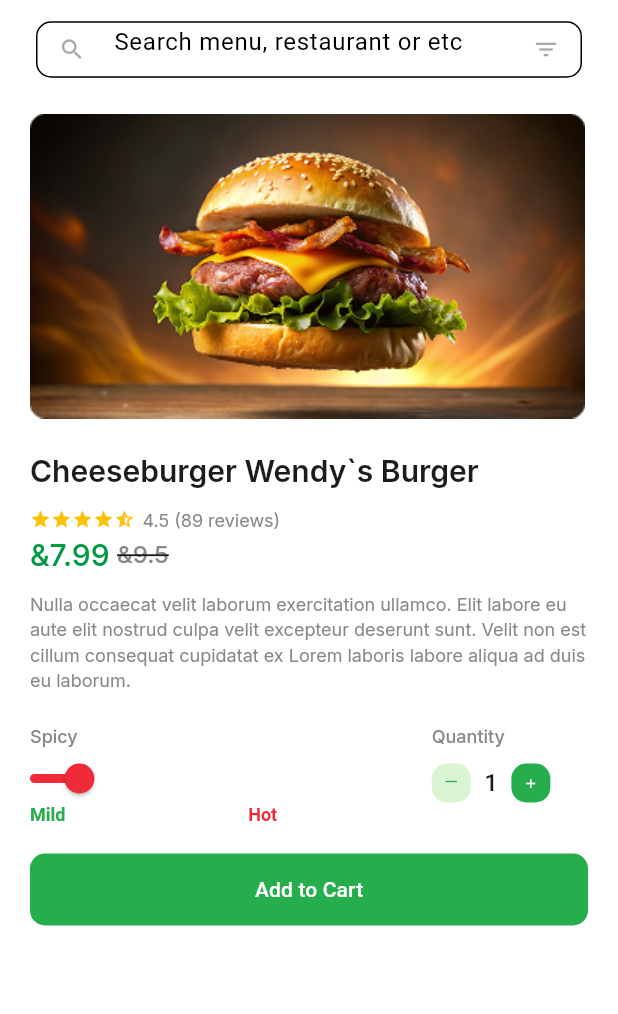
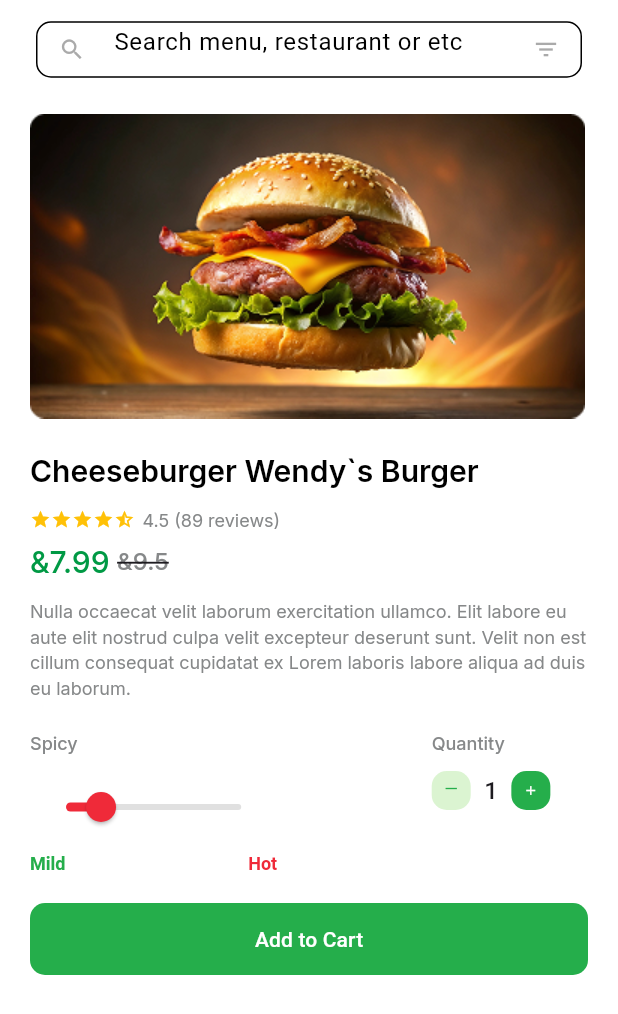
Before and after one commit to nadaAlraei/capstone, a Flutter app: the ProductDetailsScreen screen opened directly, on a phone screen of 412 x 824 dp. Shown: the top 1014 px of the screen. Run offline on Flutter 3.47's test engine with Material 3 defaults, Android fonts, the phone set to English and light mode, and no system bars; our stand-ins replace carousel_slider, geolocator, google_maps_flutter, pin_code_fields, shared_preferences, sizer and 2 more; missing offline and left inert: date_format_field; accounts and stored records are empty; generated files the repository leaves out were written again; Roboto replaces fonts that are missing (Poppins-Regular).

Commit message:
dark and light

```diff
--- a/lib/view/screen/product_details_screen.dart
+++ b/lib/view/screen/product_details_screen.dart
@@ -16,13 +16,24 @@ class ProductDetailsScreen extends StatefulWidget {
 class _ProductDetailsScreenState extends State<ProductDetailsScreen> {
   TextEditingController search = TextEditingController();
   double _currentSliderPrimaryValue = 0.2;
+
   @override
   Widget build(BuildContext context) {
+    final theme = Theme.of(context);
+    final isDarkMode = theme.brightness == Brightness.dark;
+    final backgroundColor = isDarkMode ? Colors.grey[900] : Colors.white;
+    final textColor = isDarkMode ? Colors.white : Colors.black;
+    final secondaryTextColor = isDarkMode ? Colors.grey[400] : Color.fromARGB(255, 134, 136, 137);
+    final cardColor = isDarkMode ? Colors.grey[800] : Colors.white;
+
     return Scaffold(
-      backgroundColor: Colors.white,
-
-      appBar:  AppBar(
-        backgroundColor: Colors.white,
+      backgroundColor: backgroundColor,
+      appBar: AppBar(
+        backgroundColor: backgroundColor,
+        elevation: 0,
+        iconTheme: IconThemeData(
+          color: isDarkMode ? Colors.white : Colors.black,
+        ),
         title: SearchBoxWidget(),
       ),
       body: SingleChildScrollView(
@@ -32,32 +43,75 @@ class _ProductDetailsScreenState extends State<ProductDetailsScreen> {
           child: Column(
             crossAxisAlignment: CrossAxisAlignment.start,
             children: [
-              Image.asset('assets/images/productDetailsImage.png'),
+              Container(
+                decoration: BoxDecoration(
+                  borderRadius: BorderRadius.circular(12),
+                  color: cardColor,
+                ),
+                child: Image.asset(
+                  'assets/images/productDetailsImage.png',
+                ),
+              ),
               SizedBox(height: 20),
-              TextWidget(text: AppLocalizations.of(context)!.product_name, fontWeight: FontWeight.w600, fontSize: 20, fontFamily: 'Inter', letterSpacing: 0,),
+              TextWidget(
+                text: AppLocalizations.of(context)!.product_name,
+                fontWeight: FontWeight.w600,
+                fontSize: 20,
+                fontFamily: 'Inter',
+                letterSpacing: 0,
+                fontColor: textColor,
+              ),
               SizedBox(height: 10),
               Row(
                 children: [
-                  Icon(Icons.star,color: Color.fromARGB(255,255, 193, 7),size: 14,),
-                  Icon(Icons.star,color: Color.fromARGB(255,255, 193, 7),size: 14,),
-                  Icon(Icons.star,color: Color.fromARGB(255,255, 193, 7),size: 14,),
-                  Icon(Icons.star,color: Color.fromARGB(255,255, 193, 7),size: 14,),
-                  Icon(Icons.star_half,color: Color.fromARGB(255,255, 193, 7),size: 14,),
+                  Icon(Icons.star, color: Color.fromARGB(255, 255, 193, 7), size: 14),
+                  Icon(Icons.star, color: Color.fromARGB(255, 255, 193, 7), size: 14),
+                  Icon(Icons.star, color: Color.fromARGB(255, 255, 193, 7), size: 14),
+                  Icon(Icons.star, color: Color.fromARGB(255, 255, 193, 7), size: 14),
+                  Icon(Icons.star_half, color: Color.fromARGB(255, 255, 193, 7), size: 14),
                   SizedBox(width: 5),
-                  TextWidget(text: '4.5 (89 reviews)', fontWeight: FontWeight.w400, fontSize: 12, fontFamily: 'Inter', letterSpacing: 0,fontColor: Color.fromARGB(255,134, 136, 137),),
-
+                  TextWidget(
+                    text: '4.5 (89 reviews)',
+                    fontWeight: FontWeight.w400,
+                    fontSize: 12,
+                    fontFamily: 'Inter',
+                    letterSpacing: 0,
+                    fontColor: secondaryTextColor,
+                  ),
                 ],
               ),
+              SizedBox(height: 5),
               Row(
                 children: [
-                  TextWidget(text: '&7.99', fontWeight: FontWeight.w500, fontSize: 20, fontFamily: 'Inter', letterSpacing: 0,fontColor: Color.fromARGB(255,0, 153, 68),),
+                  TextWidget(
+                    text: '&7.99',
+                    fontWeight: FontWeight.w500,
+                    fontSize: 20,
+                    fontFamily: 'Inter',
+                    letterSpacing: 0,
+                    fontColor: Color.fromARGB(255, 0, 153, 68),
+                  ),
                   SizedBox(width: 5),
-                  TextWidget(text: '&9.5', fontWeight: FontWeight.w500, fontSize: 16, fontFamily: 'Inter', letterSpacing: 0,fontColor: Color.fromARGB(255,134, 136, 137),textDecoration: TextDecoration.lineThrough,),
-
+                  TextWidget(
+                    text: '&9.5',
+                    fontWeight: FontWeight.w500,
+                    fontSize: 16,
+                    fontFamily: 'Inter',
+                    letterSpacing: 0,
+                    fontColor: secondaryTextColor,
+                    textDecoration: TextDecoration.lineThrough,
+                  ),
                 ],
               ),
               SizedBox(height: 10),
-              TextWidget(text: AppLocalizations.of(context)!.product_des, fontWeight: FontWeight.w400, fontSize: 12, fontFamily: 'Inter', letterSpacing: 0,fontColor: Color.fromARGB(255,134, 136, 137),),
+              TextWidget(
+                text: AppLocalizations.of(context)!.product_des,
+                fontWeight: FontWeight.w400,
+                fontSize: 12,
+                fontFamily: 'Inter',
+                letterSpacing: 0,
+                fontColor: secondaryTextColor,
+              ),
               SizedBox(height: 20),
               // Slider & quantity
               Row(
@@ -69,27 +123,50 @@ class _ProductDetailsScreenState extends State<ProductDetailsScreen> {
                     child: Column(
                       crossAxisAlignment: CrossAxisAlignment.start,
                       children: [
-                        TextWidget(text: AppLocalizations.of(context)!.spicy, fontWeight: FontWeight.w500, fontSize: 12, fontFamily: 'Inter', letterSpacing: 0,fontColor: Color.fromARGB(255,134, 136, 137),),
+                        TextWidget(
+                          text: AppLocalizations.of(context)!.spicy,
+                          fontWeight: FontWeight.w500,
+                          fontSize: 12,
+                          fontFamily: 'Inter',
+                          letterSpacing: 0,
+                          fontColor: secondaryTextColor,
+                        ),
                         SizedBox(height: 10),
-                        Slider(
+                        SliderTheme(
+                          data: SliderTheme.of(context).copyWith(
+                            activeTrackColor: Color.fromARGB(255, 239, 42, 57),
+                            inactiveTrackColor: isDarkMode ? Colors.grey[600] : Colors.grey[300],
+                            thumbColor: Color.fromARGB(255, 239, 42, 57),
+                          ),
+                          child: Slider(
                             value: _currentSliderPrimaryValue,
-                          activeColor: Color.fromARGB(255,239, 42, 57),
                             onChanged: (double value) {
                               setState(() {
                                 _currentSliderPrimaryValue = value;
                               });
-
                             },
-                        padding: EdgeInsets.zero,
+                          ),
                         ),
                         SizedBox(height: 5),
                         Row(
                           mainAxisAlignment: MainAxisAlignment.spaceBetween,
                           children: [
-                            TextWidget(text: AppLocalizations.of(context)!.mild, fontWeight: FontWeight.w600, fontSize: 12, fontFamily: 'Poppins-Regular', letterSpacing: 0,fontColor: Color.fromARGB(255, 37, 174, 75),),
-
-                            TextWidget(text: AppLocalizations.of(context)!.hot, fontWeight: FontWeight.w600, fontSize: 12, fontFamily: 'Poppins-Regular', letterSpacing: 0,fontColor: Color.fromARGB(255,239, 42, 57),),
-
+                            TextWidget(
+                              text: AppLocalizations.of(context)!.mild,
+                              fontWeight: FontWeight.w600,
+                              fontSize: 12,
+                              fontFamily: 'Poppins-Regular',
+                              letterSpacing: 0,
+                              fontColor: Color.fromARGB(255, 37, 174, 75),
+                            ),
+                            TextWidget(
+                              text: AppLocalizations.of(context)!.hot,
+                              fontWeight: FontWeight.w600,
+                              fontSize: 12,
+                              fontFamily: 'Poppins-Regular',
+                              letterSpacing: 0,
+                              fontColor: Color.fromARGB(255, 239, 42, 57),
+                            ),
                           ],
                         ),
                       ],
@@ -98,16 +175,23 @@ class _ProductDetailsScreenState extends State<ProductDetailsScreen> {
                   SizedBox(width: MediaQuery.of(context).size.width * 0.25),
                   // Quantity
                   SizedBox(
-
                     width: MediaQuery.of(context).size.width * 0.22,
                     child: Column(
                       crossAxisAlignment: CrossAxisAlignment.start,
                       children: [
-                          TextWidget(text: AppLocalizations.of(context)!.quantity, fontWeight: FontWeight.w500, fontSize: 12, fontFamily: 'Inter', letterSpacing: 0,fontColor: Color.fromARGB(255,134, 136, 137),),
+                        TextWidget(
+                          text: AppLocalizations.of(context)!.quantity,
+                          fontWeight: FontWeight.w500,
+                          fontSize: 12,
+                          fontFamily: 'Inter',
+                          letterSpacing: 0,
+                          fontColor: secondaryTextColor,
+                        ),
                         SizedBox(height: 10),
                         CounterWidget(),
                       ],
-                      )),
+                    ),
+                  ),
                 ],
               ),
               SizedBox(height: 18),
@@ -117,11 +201,9 @@ class _ProductDetailsScreenState extends State<ProductDetailsScreen> {
                   color: Color.fromARGB(255, 37, 174, 75),
                   borderRadius: BorderRadius.circular(10),
                 ),
-
                 width: MediaQuery.of(context).size.width,
                 child: TextButton(
-                  onPressed: () {
-                  },
+                  onPressed: () {},
                   child: Text(
                     AppLocalizations.of(context)!.add_to_cart,
                     style: TextStyle(color: Colors.white),
```
Also changed, not shown: lib/view/screen/track_order_screen.dart (+88 -27 lines). Lines whose indentation alone changed are shown as unchanged.
